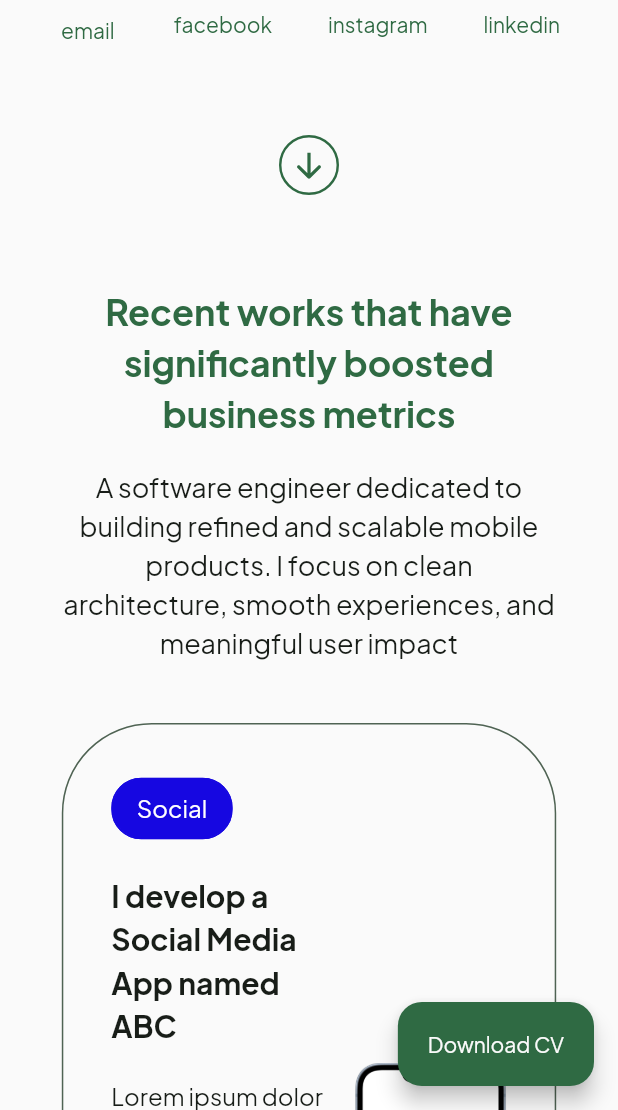
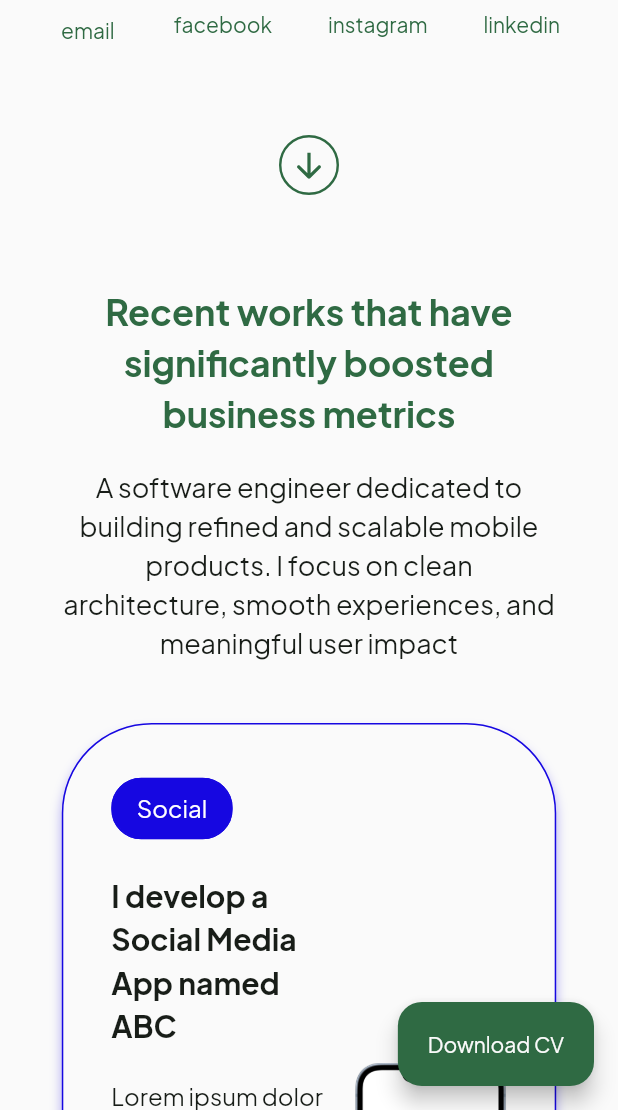
Before and after one commit to touqeerulhussnain/responsive-web-flutter-portfolio, a Flutter app: the screen it shows after launch, scrolled down 576 dp, on a phone screen of 412 x 824 dp, the part 126-1236 px from its top. Run offline on Flutter 3.47's test engine with Material 3 defaults, Android fonts, the phone set to English and light mode, and no system bars; our stand-ins replace device_preview, flutter_svg, get, get_storage.

Commit message:
git minor changes

```diff
--- a/lib/core/constants/app_assets.dart
+++ b/lib/core/constants/app_assets.dart
@@ -34,4 +34,5 @@ class AppAssets {
   static final String copy = "$_assest/$_icons/copy.svg";
   static final String tick = "$_assest/$_icons/tick.svg";
   static final String email = "$_assest/$_icons/email.svg";
+  static final String web = "$_assest/$_icons/web.svg";
 }
--- a/lib/core/constants/app_constant.dart
+++ b/lib/core/constants/app_constant.dart
@@ -19,4 +19,6 @@ class AppConstants {
       "https://drive.google.com/file/d/YOUR_PDF_ID/view?usp=sharing";
 
   static String email = "touqeerulhussnain@gmail.com";
+
+  static String websiteLink = "https://touqeerulhussnain.com";
 }
--- a/lib/widget/project_card.dart
+++ b/lib/widget/project_card.dart
@@ -18,6 +18,7 @@ class ProjectCard extends StatelessWidget {
     this.height = AppSizes.height130,
     this.width = AppSizes.width130,
     required this.lableText,
+    this.onWeb,
   });
   final String assetPath;
   final String title;
@@ -25,6 +26,7 @@ class ProjectCard extends StatelessWidget {
   final String description;
   final Function()? onPlayStoreTap;
   final Function()? onAppStoreTap;
+  final Function()? onWeb;
   final Color uniqueColor;
   final double height;
   final double width;
@@ -39,7 +41,21 @@ class ProjectCard extends StatelessWidget {
           decoration: BoxDecoration(
             color: AppTheme.background(context),
             borderRadius: BorderRadius.circular(AppSizes.radius60),
-            border: Border.all(color: AppTheme.borderColor(context)),
+            border: Border.all(color: uniqueColor),
+            boxShadow: [
+              BoxShadow(
+                color: uniqueColor.withOpacity(.3),
+                blurRadius: 5,
+                spreadRadius: 0,
+                offset: Offset(0, 5),
+              ),
+              // BoxShadow(
+              //   color: AppTheme.background(context),
+              //   blurRadius: 1,
+              //   spreadRadius: .2,
+              //   offset: Offset(0, 5),
+              // ),
+            ],
           ),
           padding: EdgeInsets.only(
             left: AppSizes.padding32,
@@ -120,6 +136,14 @@ class ProjectCard extends StatelessWidget {
                               color: uniqueColor,
                             ),
                           ),
+                        if (onWeb != null)
+                          GestureDetector(
+                            onTap: onAppStoreTap,
+                            child: CustomSvg(
+                              assetPath: AppAssets.web,
+                              color: uniqueColor,
+                            ),
+                          ),
                       ],
                     ),
                   ],
```
Also changed, not shown: lib/view/home_view/home_view.dart (+22 -6 lines), lib/widget/horizontal_button_list.dart (+4 -3 lines), assets/icons/web.svg (added).
